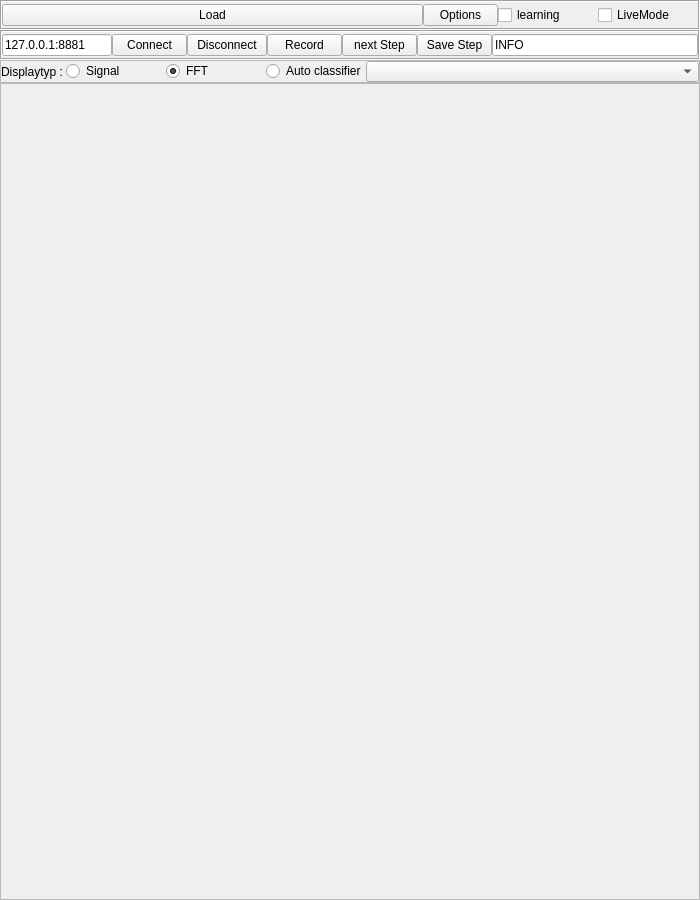
This is dev/BrainVis/mertool.ui in waschkbaer/BrainVis as Qt 5 draws it before an edit. The edited form follows.
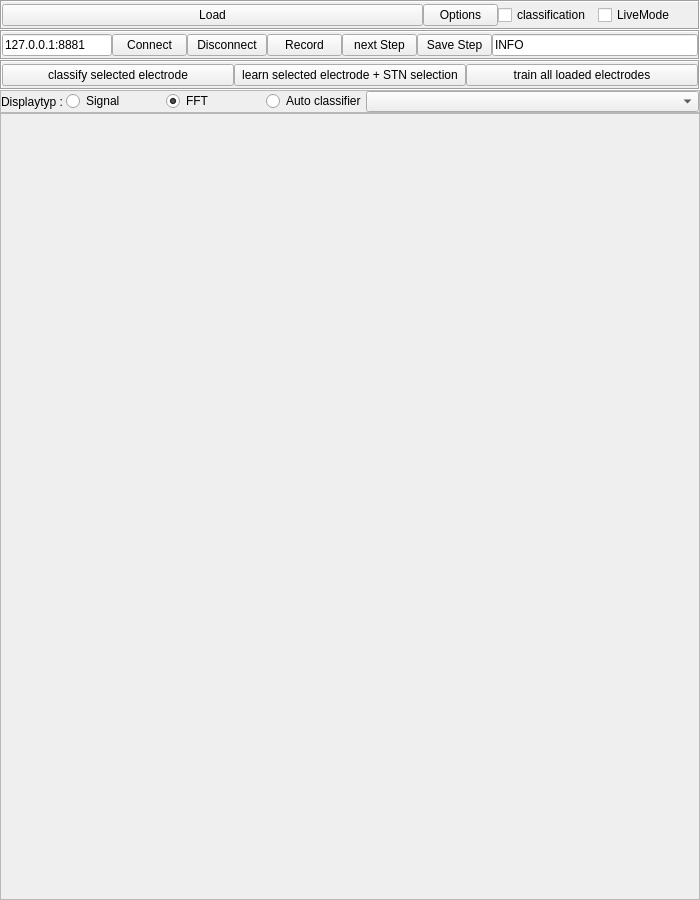
This is the edited form.

Commit message: perceptron classification added

```diff
--- a/dev/BrainVis/mertool.ui
+++ b/dev/BrainVis/mertool.ui
@@ -122,7 +122,7 @@
           </size>
          </property>
          <property name="text">
-          <string>learning</string>
+          <string>classification</string>
          </property>
         </widget>
        </item>
@@ -275,6 +275,66 @@
       </layout>
      </widget>
     </item>
+    <item>
+     <widget class="QFrame" name="classificationFrame">
+      <property name="minimumSize">
+       <size>
+        <width>0</width>
+        <height>30</height>
+       </size>
+      </property>
+      <property name="maximumSize">
+       <size>
+        <width>16777215</width>
+        <height>30</height>
+       </size>
+      </property>
+      <property name="frameShape">
+       <enum>QFrame::Box</enum>
+      </property>
+      <property name="frameShadow">
+       <enum>QFrame::Sunken</enum>
+      </property>
+      <layout class="QHBoxLayout" name="horizontalLayout_5">
+       <property name="spacing">
+        <number>0</number>
+       </property>
+       <property name="leftMargin">
+        <number>0</number>
+       </property>
+       <property name="topMargin">
+        <number>0</number>
+       </property>
+       <property name="rightMargin">
+        <number>0</number>
+       </property>
+       <property name="bottomMargin">
+        <number>0</number>
+       </property>
+       <item>
+        <widget class="QPushButton" name="classifyButton">
+         <property name="text">
+          <string>classify selected electrode</string>
+         </property>
+        </widget>
+       </item>
+       <item>
+        <widget class="QPushButton" name="learnelectrodeButton">
+         <property name="text">
+          <string>learn selected electrode + STN selection</string>
+         </property>
+        </widget>
+       </item>
+       <item>
+        <widget class="QPushButton" name="learnAllelectrodeButton">
+         <property name="text">
+          <string>train all loaded electrodes</string>
+         </property>
+        </widget>
+       </item>
+      </layout>
+     </widget>
+    </item>
     <item>
      <widget class="QFrame" name="modeselectFrame">
       <property name="maximumSize">
```
Left out of the diff: 2 changed lines with no effect on the pictures. The commit also changes 9 other files.
